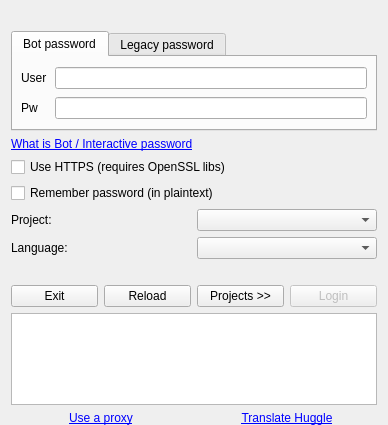
huggle/huggle3-qt-lx, file huggle/login.ui: the form before one commit.
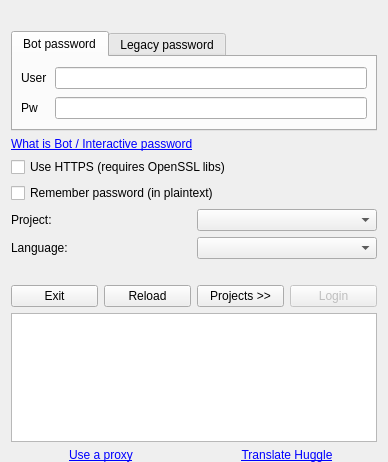
The form after the commit. Icons and pictures are not drawn.

Commit message: made the login form a bit bigger so that it fits on OSX

```diff
--- a/huggle/login.ui
+++ b/huggle/login.ui
@@ -7,7 +7,7 @@
     <x>0</x>
     <y>0</y>
     <width>388</width>
-    <height>425</height>
+    <height>462</height>
    </rect>
   </property>
   <property name="sizePolicy">
```
Lines whose indentation alone changed are shown as unchanged.
